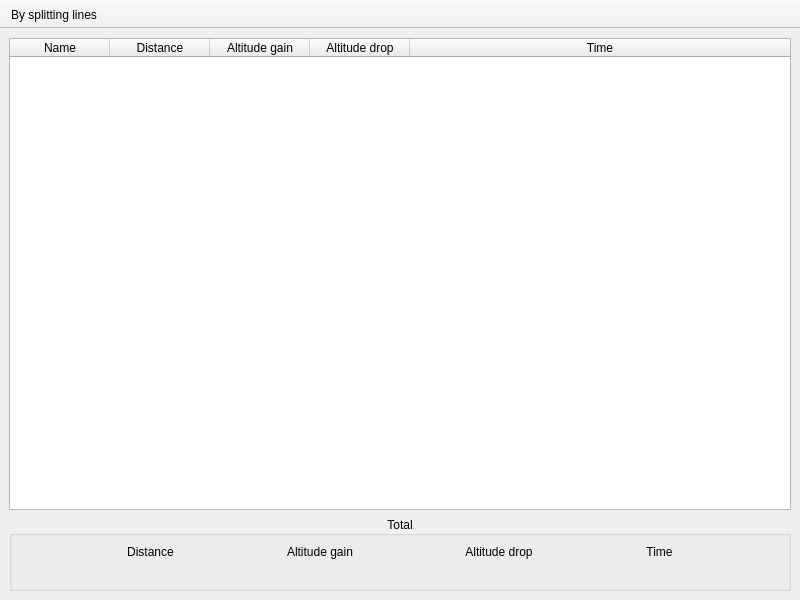
First picture: the form in ui/statwindow.ui, repository salsergey/gpxviewer, before the edit.
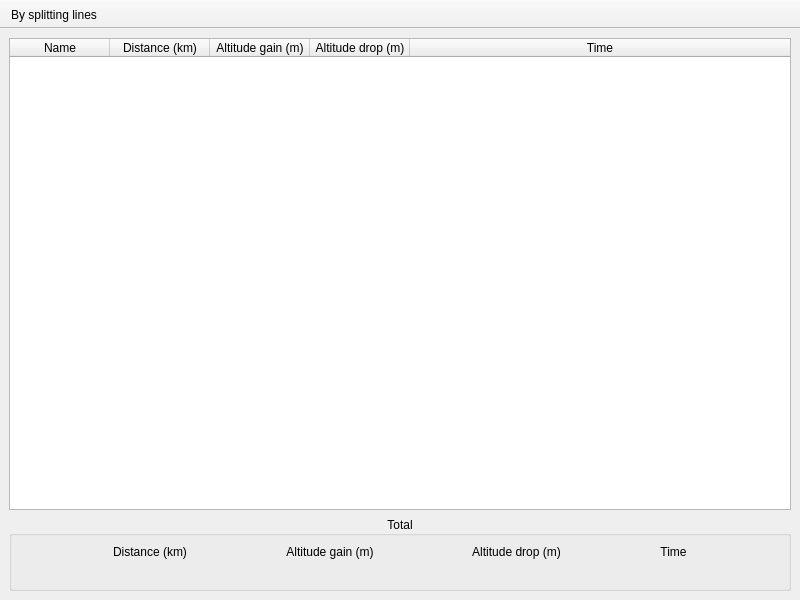
Second picture: the form after the edit.

```diff
--- a/ui/statwindow.ui
+++ b/ui/statwindow.ui
@@ -36,17 +36,17 @@
       </column>
       <column>
        <property name="text">
-        <string>Distance</string>
+        <string>Distance (km)</string>
        </property>
       </column>
       <column>
        <property name="text">
-        <string>Altitude gain</string>
+        <string>Altitude gain (m)</string>
        </property>
       </column>
       <column>
        <property name="text">
-        <string>Altitude drop</string>
+        <string>Altitude drop (m)</string>
        </property>
       </column>
       <column>
@@ -86,7 +86,7 @@
          <item>
           <widget class="QLabel" name="label">
            <property name="text">
-            <string>Distance</string>
+            <string>Distance (km)</string>
            </property>
            <property name="alignment">
             <set>Qt::AlignCenter</set>
@@ -123,7 +123,7 @@
          <item>
           <widget class="QLabel" name="label_2">
            <property name="text">
-            <string>Altitude gain</string>
+            <string>Altitude gain (m)</string>
            </property>
            <property name="alignment">
             <set>Qt::AlignCenter</set>
@@ -160,7 +160,7 @@
          <item>
           <widget class="QLabel" name="label_3">
            <property name="text">
-            <string>Altitude drop</string>
+            <string>Altitude drop (m)</string>
            </property>
            <property name="alignment">
             <set>Qt::AlignCenter</set>
```
